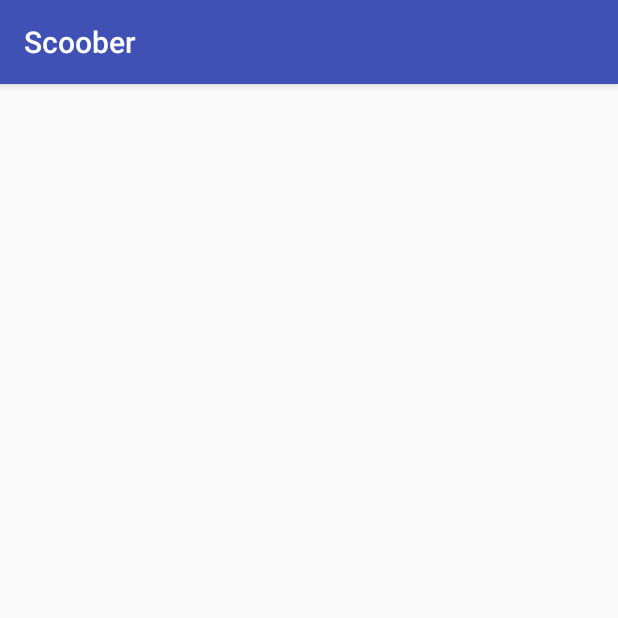
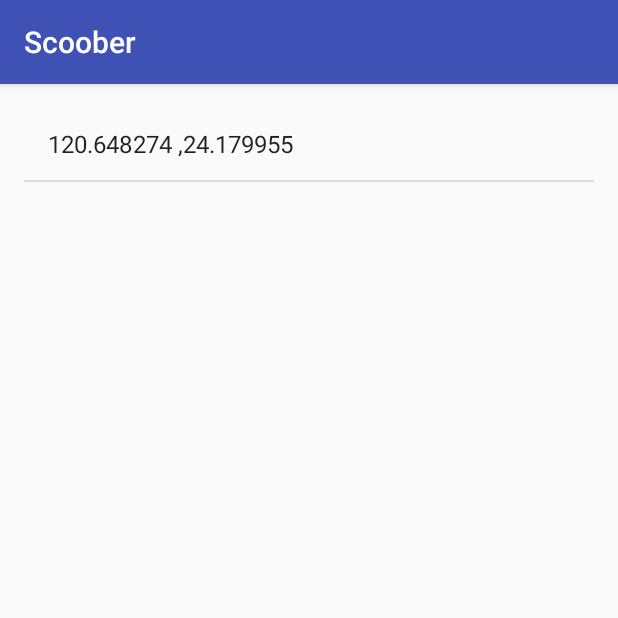
Before and after one commit to HPJ1996/Scoober, an Android app: the RecordActivity screen opened directly, with no data from a screen before it, on a phone screen of 412 x 824 dp, the top half of it. Run offline under Robolectric (Android 15) with nearby library versions, the phone set to English and light mode, and no system bars.

Commit message:
add recordList 50%

```diff
--- a/app/src/main/java/com/example/hpj_1996/scoober/RecordActivity.java
+++ b/app/src/main/java/com/example/hpj_1996/scoober/RecordActivity.java
@@ -2,11 +2,32 @@
 
 import android.support.v7.app.AppCompatActivity;
 import android.os.Bundle;
+import android.view.View;
+import android.widget.AdapterView;
+import android.widget.ArrayAdapter;
+import android.widget.ListView;
+import android.widget.Toast;
 
 public class RecordActivity extends AppCompatActivity {
+    private ListView listView;
+    private String[] list = {"120.648274 ,24.179955"};
+    private ArrayAdapter<String> listAdapter;
+
     @Override
     protected void onCreate(Bundle savedInstanceState) {
         super.onCreate(savedInstanceState);
         setContentView(R.layout.activity_record);
+
+        listView = (ListView)findViewById(R.id.list_view);
+        listAdapter = new ArrayAdapter(this,android.R.layout.simple_list_item_1,list);
+        listView.setAdapter(listAdapter);
+
+        listView.setOnItemClickListener(new AdapterView.OnItemClickListener() {
+            @Override
+            public void onItemClick(AdapterView<?> parent, View view, int position, long id) {
+                Toast.makeText(getApplicationContext(), "位置: " + list[position], Toast.LENGTH_SHORT).show();
+            }
+        });
+
     }
 }
--- a/app/src/main/res/layout/activity_record.xml
+++ b/app/src/main/res/layout/activity_record.xml
@@ -9,4 +9,9 @@
     android:paddingTop="@dimen/activity_vertical_margin"
     tools:context="com.example.hpj_1996.scoober.RecordActivity">
 
+    <ListView
+        android:layout_width="match_parent"
+        android:layout_height="match_parent"
+        android:id="@+id/list_view"
+        />
 </RelativeLayout>
```
